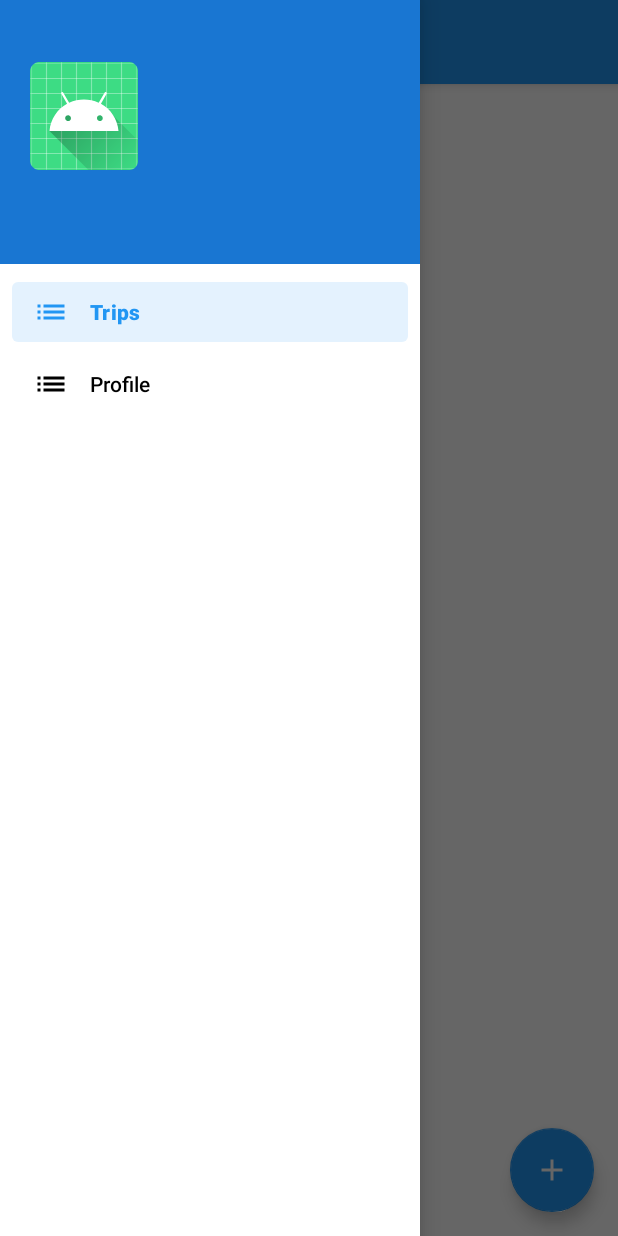
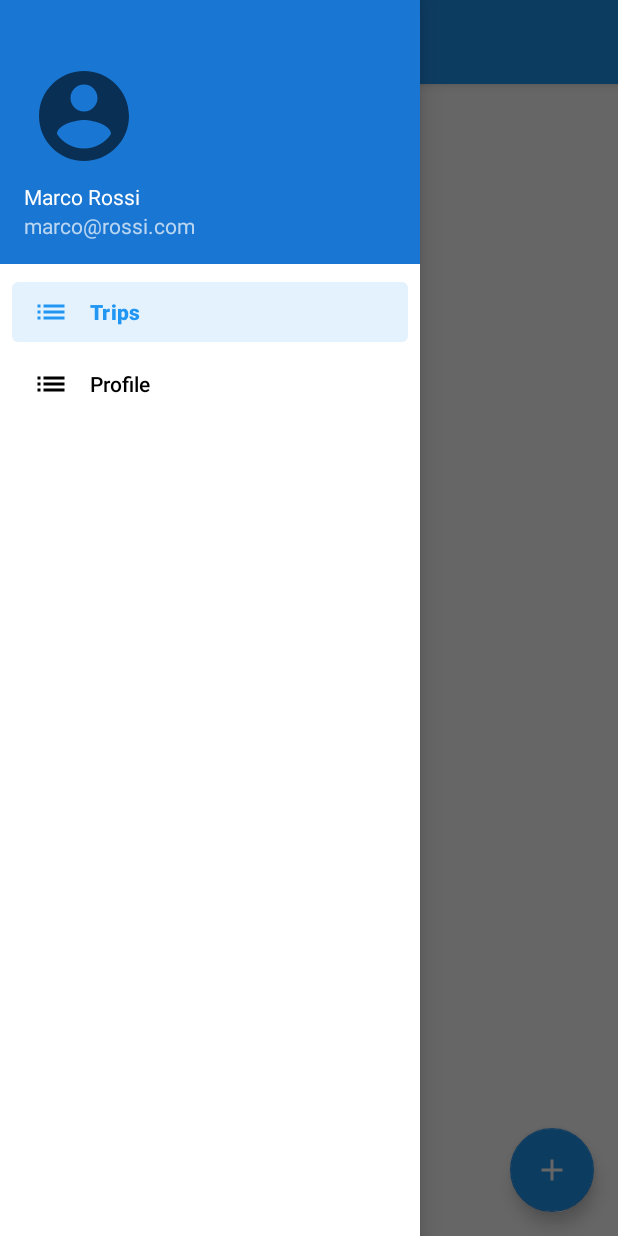
Before and after one commit to peppep97/wad-group06, an Android app: the screen it shows after launch (MainActivity), with the side drawer open, on a phone screen of 412 x 824 dp. Run offline under Robolectric (Android 15) with nearby library versions, the phone set to English and light mode, and no system bars; our stand-ins replace navigation-ui.

Commit message:
fix: minor bug fix

```diff
--- a/app/src/main/java/com/group06/lab1/EditProfileFragment.kt
+++ b/app/src/main/java/com/group06/lab1/EditProfileFragment.kt
@@ -121,8 +121,6 @@ class EditProfileFragment : Fragment() {
             R.id.saveEdit -> {
                 if (profileChanged){
                     saveImageOnStorage(imgProfile.drawable.toBitmap())
-
-
                 }
                 setFragmentResult(
                     "requestKeyEditToShow", bundleOf(
@@ -141,7 +139,7 @@ class EditProfileFragment : Fragment() {
                 findNavController().navigate(R.id.action_editProfileActivity_to_showProfileActivity)
                 true
             }
-            16908332 -> { // the back button on action bar
+            android.R.id.home -> { // the back button on action bar
                 findNavController().navigate(R.id.action_editProfileActivity_to_showProfileActivity)
                 true
             }
--- a/app/src/main/java/com/group06/lab1/MainActivity.kt
+++ b/app/src/main/java/com/group06/lab1/MainActivity.kt
@@ -28,6 +28,11 @@ class MainActivity : AppCompatActivity() {
 
     private lateinit var appBarConfiguration: AppBarConfiguration
 
+    private lateinit var tvHeaderName: TextView
+    private lateinit var ivHeaderProfileImage: ImageView
+    private lateinit var tvHeaderEmail: TextView
+    private lateinit var navView: NavigationView
+
     override fun onCreate(savedInstanceState: Bundle?) {
         super.onCreate(savedInstanceState)
         setContentView(R.layout.activity_main)
@@ -47,32 +52,10 @@ class MainActivity : AppCompatActivity() {
         val coordinatorLayout = findViewById<CoordinatorLayout>(R.id.coordinatorLayout)
 
         val drawerLayout: DrawerLayout = findViewById(R.id.drawer_layout)
-        val navView: NavigationView = findViewById(R.id.nav_view)
+        navView = findViewById(R.id.nav_view)
         val navController = findNavController(R.id.nav_host_fragment)
 
-        val drawer = navView.getHeaderView(0)
-
-        val tvHeaderName = drawer.findViewById<TextView>(R.id.headerName)
-        val ivHeaderProfileImage = drawer.findViewById<ImageView>(R.id.headerProfileImage)
-        val tvHeaderEmail = drawer.findViewById<TextView>(R.id.headermail)
-
-        val sharedPref = getSharedPreferences(
-            getString(R.string.preference_file_key),
-            Context.MODE_PRIVATE
-        )
-
-        val data = sharedPref.getString("profile", null)
-
-        if (data != null)
-            with(JSONObject(data)) {
-                tvHeaderName.text = getString("fullName")
-                tvHeaderEmail.text = getString("email")
-            }
-
-        File(filesDir, "profilepic.jpg").let {
-            if (it.exists()) ivHeaderProfileImage.setImageBitmap(BitmapFactory.decodeFile(it.absolutePath))
-        }
-
+        loadData()
 
         // Passing each menu ID as a set of Ids because each
         // menu should be considered as top level destinations.
@@ -91,7 +74,33 @@ class MainActivity : AppCompatActivity() {
         return true
     }*/
 
+    fun loadData() {
+        val drawer = navView.getHeaderView(0)
+
+        tvHeaderName = drawer.findViewById<TextView>(R.id.headerName)
+        ivHeaderProfileImage = drawer.findViewById<ImageView>(R.id.headerProfileImage)
+        tvHeaderEmail = drawer.findViewById<TextView>(R.id.headermail)
+
+        val sharedPref = getSharedPreferences(
+            getString(R.string.preference_file_key),
+            Context.MODE_PRIVATE
+        )
+
+        val data = sharedPref.getString("profile", null)
+
+        if (data != null)
+            with(JSONObject(data)) {
+                tvHeaderName.text = getString("fullName")
+                tvHeaderEmail.text = getString("email")
+            }
+
+        File(filesDir, "profilepic.jpg").let {
+            if (it.exists()) ivHeaderProfileImage.setImageBitmap(BitmapFactory.decodeFile(it.absolutePath))
+        }
+    }
+
     override fun onSupportNavigateUp(): Boolean {
+        loadData()
         val navController = findNavController(R.id.nav_host_fragment)
         return navController.navigateUp(appBarConfiguration) || super.onSupportNavigateUp()
     }
--- a/app/src/main/res/layout-land/fragment_trip_detail.xml
+++ b/app/src/main/res/layout-land/fragment_trip_detail.xml
@@ -266,7 +266,6 @@
                         android:paddingStart="10dp"
                         android:paddingTop="10dp"
                         android:scrollbars="vertical"
-                        android:text="HIiiiiiiii"
                         android:verticalScrollbarPosition="defaultPosition"
                         app:layout_constraintBottom_toBottomOf="parent"
                         app:layout_constraintEnd_toEndOf="parent"
--- a/app/src/main/res/layout/nav_header_main.xml
+++ b/app/src/main/res/layout/nav_header_main.xml
@@ -19,17 +19,19 @@
         android:contentDescription="@string/nav_header_desc"
         android:paddingTop="@dimen/nav_header_vertical_spacing"
         android:scaleType="fitCenter"
-        app:srcCompat="@mipmap/ic_launcher_round" />
+        app:srcCompat="@drawable/ic_account_circle" />
 
     <TextView
         android:id="@+id/headerName"
         android:layout_width="match_parent"
         android:layout_height="wrap_content"
         android:paddingTop="@dimen/nav_header_vertical_spacing"
+        android:text="Marco Rossi"
         android:textAppearance="@style/TextAppearance.AppCompat.Body1" />
 
     <TextView
         android:id="@+id/headermail"
         android:layout_width="wrap_content"
-        android:layout_height="wrap_content" />
+        android:layout_height="wrap_content"
+        android:text="marco@rossi.com" />
 </LinearLayout>
```
Also changed, not shown: app/src/main/java/com/group06/lab1/ui/trip/TripDetailsFragment.kt (+6 -2 lines), app/src/main/java/com/group06/lab1/ui/trip/TripEditFragment.kt (+13 -8 lines), app/src/main/java/com/group06/lab1/ui/trip/TripListFragment.kt (+6 -2 lines).
